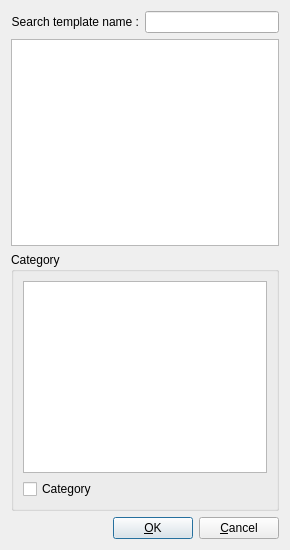
Qt form ddocclient/kksgui/ui/save_search_template_form.ui (YuriyRusinov/reper) before a commit.
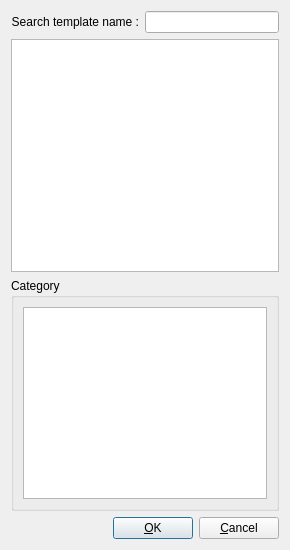
The same form after that commit.

The edit to the form file:
```diff
--- a/ddocclient/kksgui/ui/save_search_template_form.ui
+++ b/ddocclient/kksgui/ui/save_search_template_form.ui
@@ -39,13 +39,6 @@
       <item row="0" column="0">
        <widget class="QTreeView" name="tvCategory"/>
       </item>
-      <item row="1" column="0">
-       <widget class="QCheckBox" name="chCategory">
-        <property name="text">
-         <string>Category</string>
-        </property>
-       </widget>
-      </item>
      </layout>
     </widget>
    </item>
```
Left out of the diff: 8 changed lines with no effect on the pictures.
